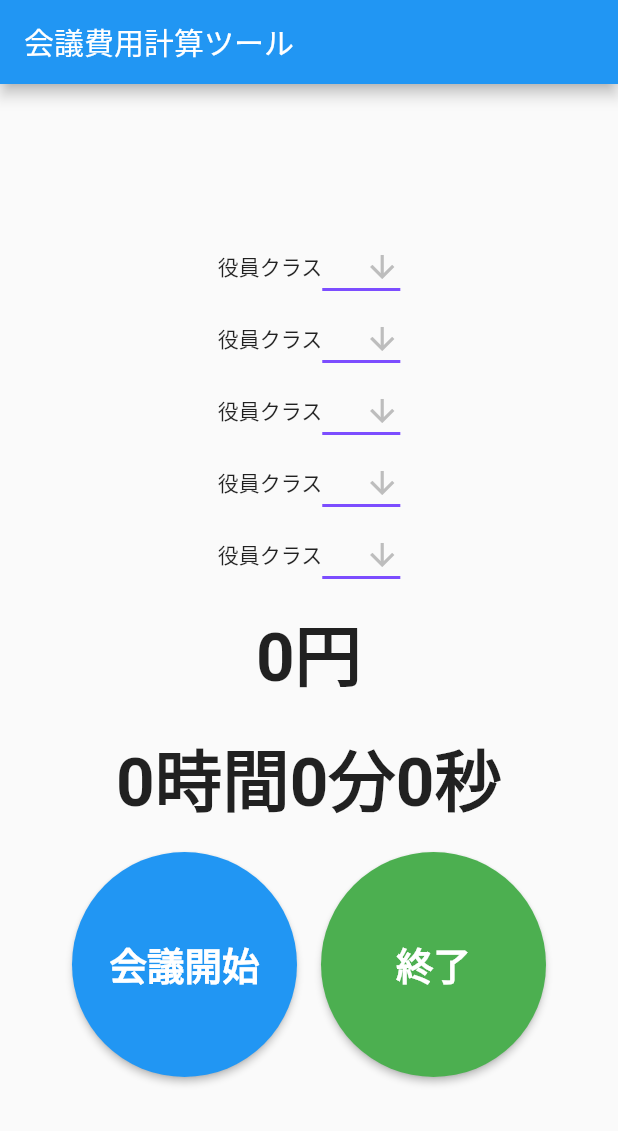
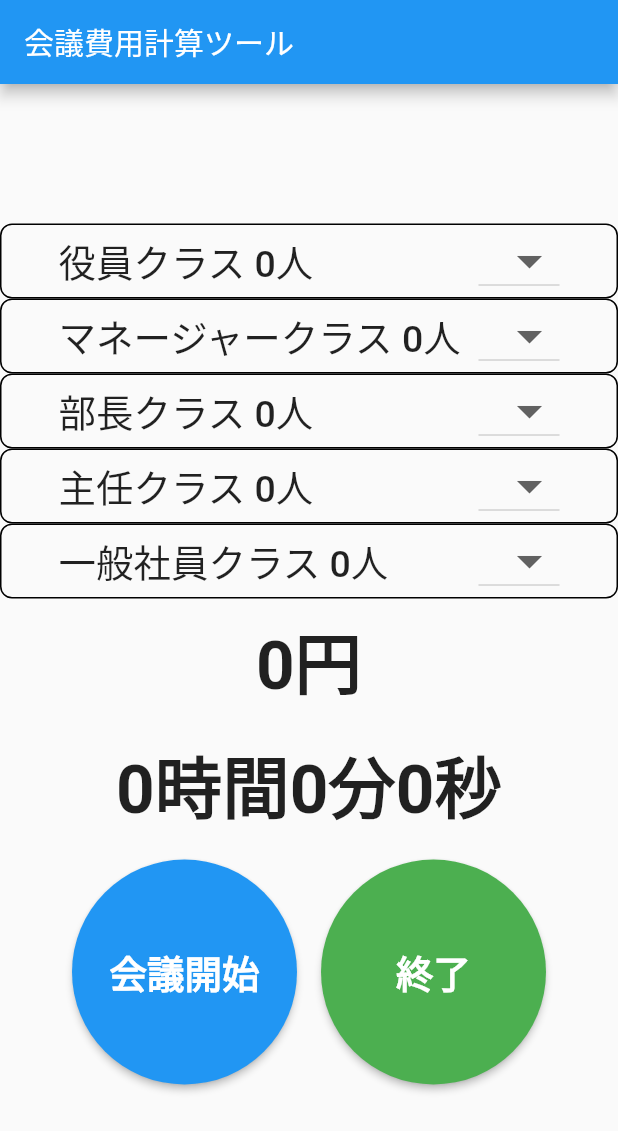
Before and after one commit to shunsukenoguchi/meetingCalculationTools, a Flutter app: the screen it shows after launch, on a phone screen of 412 x 824 dp. Shown: the top 1131 px of the screen. Run offline on Flutter 3.47's test engine with Material 2 defaults, Android fonts, the phone set to English and light mode, and no system bars.

Commit message:
ダイアログの導入

```diff
--- a/lib/main.dart
+++ b/lib/main.dart
@@ -34,9 +34,9 @@ class _MyHomePageState extends State<MyHomePage> {
   int minutes = 0;
   int hours = 0;
   var positionSarary = [20000, 10000, 7000, 5000, 3000];
-  var positionNum = [0, 0, 0, 0, 0];
+  var positionName = ['役員クラス', 'マネージャークラス', '部長クラス', '主任クラス', '一般社員クラス'];
+  var positionValue = ['0', '0', '0', '0', '0'];
   int sumSalary = 0;
-  int dropdownValue = 0;
 
   void startTimer() {
     timer = Timer.periodic(Duration(seconds: 1), _countUp);
@@ -56,8 +56,11 @@ class _MyHomePageState extends State<MyHomePage> {
       minutes = minutes % 60;
       hours = (minutes / 60).floor();
     }
+    sumSalary = 0;
     for (int i = 0; i < positionSarary.length; i++) {
-      sumSalary = counter * positionNum[i] * (positionSarary[i] / 3600).round();
+      sumSalary += counter *
+          int.parse(positionValue[i]) *
+          (positionSarary[i] / 3600).round();
     }
   }
 
@@ -95,23 +98,45 @@ class _MyHomePageState extends State<MyHomePage> {
       body: Center(
         child: Column(
           mainAxisAlignment: MainAxisAlignment.center,
+          crossAxisAlignment: CrossAxisAlignment.center,
           children: <Widget>[
-            Row(
+            for (var i = 0; i < positionValue.length; i++)
+              Container(
+                decoration: BoxDecoration(
+                  // 枠線
+                  border: Border.all(color: Colors.black, width: 1),
+                  // 角丸
+                  borderRadius: BorderRadius.circular(8),
+                ),
+                child: Row(
                   mainAxisAlignment: MainAxisAlignment.center,
                   children: [
-                Text('役員クラス'),
+                    SizedBox(
+                      width: 280,
+                      child: Text(
+                        positionName[i] + ' ' + positionValue[i] + '人',
+                        style: TextStyle(
+                          fontSize: 25,
+                          fontWeight: FontWeight.w500,
+                        ),
+                      ),
+                    ),
                     DropdownButton<String>(
                       // value: dropdownValue,
-                  icon: const Icon(Icons.arrow_downward),
-                  iconSize: 24,
+                      icon: const Icon(Icons.arrow_drop_down_sharp),
+                      iconSize: 40,
                       elevation: 16,
-                  style: const TextStyle(color: Colors.deepPurple),
-                  underline: Container(
-                    height: 2,
-                    color: Colors.deepPurpleAccent,
+                      style: const TextStyle(
+                        color: Colors.black,
+                        fontSize: 25,
+                        fontWeight: FontWeight.w400,
                       ),
-
-                  items: <String>['One', 'Two', 'Free', 'Four']
+                      onChanged: (String newValue) {
+                        setState(() {
+                          positionValue[i] = newValue;
+                        });
+                      },
+                      items: <String>['0', '1', '2', '3', '4', '5', '6', '7']
                           .map<DropdownMenuItem<String>>((String value) {
                         return DropdownMenuItem<String>(
                           value: value,
@@ -121,105 +146,6 @@ class _MyHomePageState extends State<MyHomePage> {
                     ),
                   ],
                 ),
-            Row(
-              mainAxisAlignment: MainAxisAlignment.center,
-              children: [
-                Text('役員クラス'),
-                DropdownButton<String>(
-                  // value: dropdownValue,
-                  icon: const Icon(Icons.arrow_downward),
-                  iconSize: 24,
-                  elevation: 16,
-                  style: const TextStyle(color: Colors.deepPurple),
-                  underline: Container(
-                    height: 2,
-                    color: Colors.deepPurpleAccent,
-                  ),
-
-                  items: <String>['One', 'Two', 'Free', 'Four']
-                      .map<DropdownMenuItem<String>>((String value) {
-                    return DropdownMenuItem<String>(
-                      value: value,
-                      child: Text(value),
-                    );
-                  }).toList(),
-                ),
-              ],
-            ),
-            Row(
-              mainAxisAlignment: MainAxisAlignment.center,
-              children: [
-                Text('役員クラス'),
-                DropdownButton<String>(
-                  // value: dropdownValue,
-                  icon: const Icon(Icons.arrow_downward),
-                  iconSize: 24,
-                  elevation: 16,
-                  style: const TextStyle(color: Colors.deepPurple),
-                  underline: Container(
-                    height: 2,
-                    color: Colors.deepPurpleAccent,
-                  ),
-
-                  items: <String>['One', 'Two', 'Free', 'Four']
-                      .map<DropdownMenuItem<String>>((String value) {
-                    return DropdownMenuItem<String>(
-                      value: value,
-                      child: Text(value),
-                    );
-                  }).toList(),
-                ),
-              ],
-            ),
-            Row(
-              mainAxisAlignment: MainAxisAlignment.center,
-              children: [
-                Text('役員クラス'),
-                DropdownButton<String>(
-                  // value: dropdownValue,
-                  icon: const Icon(Icons.arrow_downward),
-                  iconSize: 24,
-                  elevation: 16,
-                  style: const TextStyle(color: Colors.deepPurple),
-                  underline: Container(
-                    height: 2,
-                    color: Colors.deepPurpleAccent,
-                  ),
-
-                  items: <String>['One', 'Two', 'Free', 'Four']
-                      .map<DropdownMenuItem<String>>((String value) {
-                    return DropdownMenuItem<String>(
-                      value: value,
-                      child: Text(value),
-                    );
-                  }).toList(),
-                ),
-              ],
-            ),
-            Row(
-              mainAxisAlignment: MainAxisAlignment.center,
-              children: [
-                Text('役員クラス'),
-                DropdownButton<String>(
-                  // value: dropdownValue,
-                  icon: const Icon(Icons.arrow_downward),
-                  iconSize: 24,
-                  elevation: 16,
-                  style: const TextStyle(color: Colors.deepPurple),
-                  underline: Container(
-                    height: 2,
-                    color: Colors.deepPurpleAccent,
-                  ),
-
-                  items: <String>['One', 'Two', 'Free', 'Four']
-                      .map<DropdownMenuItem<String>>((String value) {
-                    return DropdownMenuItem<String>(
-                      value: value,
-                      child: Text(value),
-                    );
-                  }).toList(),
-                ),
-              ],
               ),
             Padding(
               padding: const EdgeInsets.all(8.0),
@@ -299,7 +225,34 @@ class _MyHomePageState extends State<MyHomePage> {
                         shape: RoundedRectangleBorder(
                           borderRadius: BorderRadius.circular(75),
                         ),
-                        onPressed: finishTimer,
+                        onPressed: () async {
+                          // ダイアログを表示------------------------------------
+                          finishTimer();
+                          var result = await showDialog<int>(
+                            context: context,
+                            barrierDismissible: false,
+                            builder: (BuildContext context) {
+                              return AlertDialog(
+                                title: Text('確認'),
+                                content: Text('確認のダイアログです。'),
+                                actions: <Widget>[
+                                  FlatButton(
+                                    child: Text('Cancel'),
+                                    onPressed: () =>
+                                        Navigator.of(context).pop(0),
+                                  ),
+                                  FlatButton(
+                                    child: Text('OK'),
+                                    onPressed: () =>
+                                        Navigator.of(context).pop(1),
+                                  ),
+                                ],
+                              );
+                            },
+                          );
+                          print('dialog result: $result');
+                          // --
+                        },
                         child: Text(
                           '終了',
                           style: TextStyle(
@@ -317,7 +270,6 @@ class _MyHomePageState extends State<MyHomePage> {
           ],
         ),
       ),
-
       // This trailing comma makes auto-formatting nicer for build methods.
     );
   }
```
Lines whose indentation alone changed are shown as unchanged.
